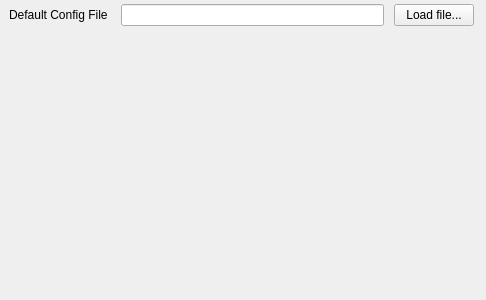
Old version of the form ground/src/plugins/importexport/importexportgadgetoptionspage.ui in the repository openpilot/OpenPilot.
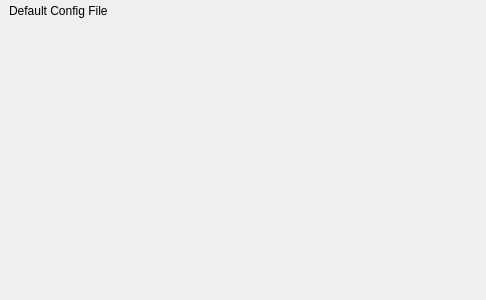
New version of the form. Custom widgets are drawn as their Qt base class.

Commit message: OP-151 Use PathChooser in all plugins, and update pathutils to behave consistently across platforms by always using "/" as its internal format. Should solve the issues we have been having with windows paths not being removed properly.

```diff
--- a/ground/src/plugins/importexport/importexportgadgetoptionspage.ui
+++ b/ground/src/plugins/importexport/importexportgadgetoptionspage.ui
@@ -45,7 +45,7 @@
      <number>10</number>
     </property>
     <item>
-     <layout class="QHBoxLayout" name="horizontalLayout" stretch="0,0,0">
+     <layout class="QHBoxLayout" name="horizontalLayout" stretch="0,0">
       <property name="spacing">
        <number>10</number>
       </property>
@@ -63,12 +63,12 @@
        </widget>
       </item>
       <item>
-       <widget class="QLineEdit" name="svgSourceFile"/>
-      </item>
-      <item>
-       <widget class="QPushButton" name="loadFile">
-        <property name="text">
-         <string>Load file...</string>
+       <widget class="Utils::PathChooser" name="svgSourceFile" native="true">
+        <property name="sizePolicy">
+         <sizepolicy hsizetype="MinimumExpanding" vsizetype="Preferred">
+          <horstretch>0</horstretch>
+          <verstretch>0</verstretch>
+         </sizepolicy>
         </property>
        </widget>
       </item>
@@ -90,6 +90,14 @@
    </layout>
   </widget>
  </widget>
+ <customwidgets>
+  <customwidget>
+   <class>Utils::PathChooser</class>
+   <extends>QWidget</extends>
+   <header>utils/pathchooser.h</header>
+   <container>1</container>
+  </customwidget>
+ </customwidgets>
  <resources/>
  <connections/>
 </ui>
```
The commit also changes 11 other files.
